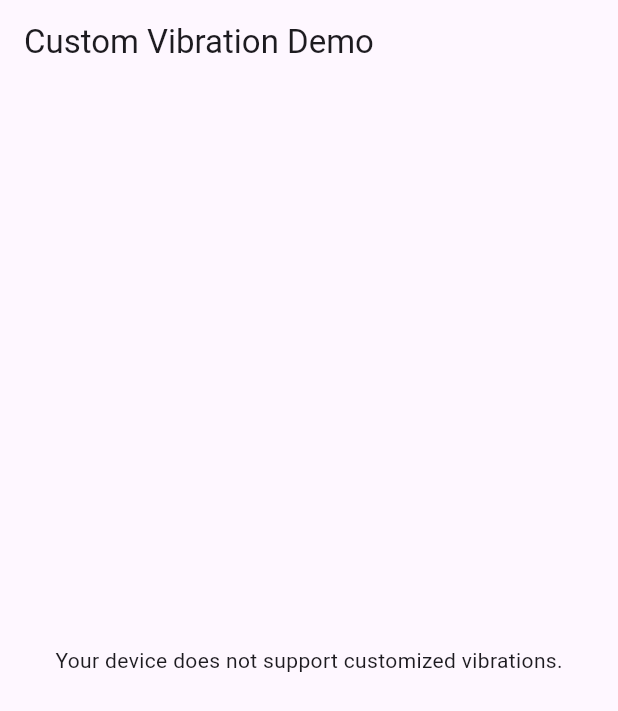
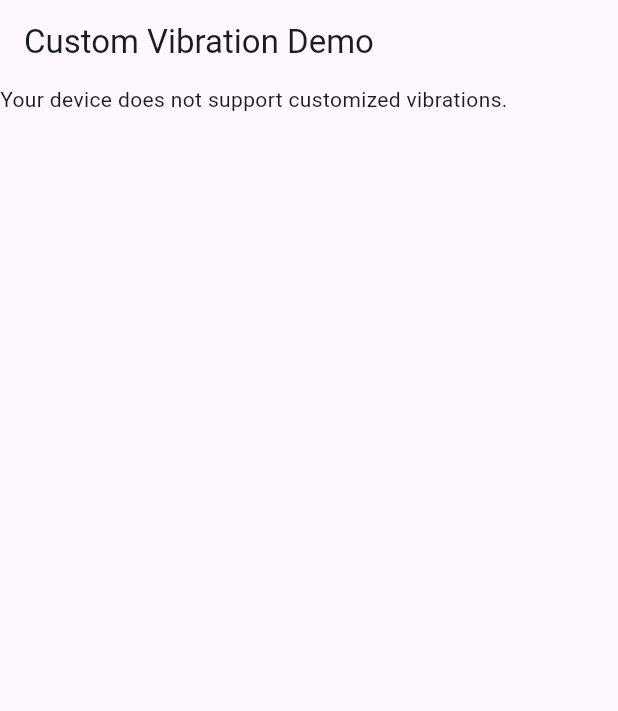
Before and after one commit to betusin/music-visualization, a Flutter app: the screen it shows after launch, on a phone screen of 412 x 824 dp. Shown: the top 711 px of the screen. Run offline on Flutter 3.47's test engine with Material 3 defaults, Android fonts, the phone set to English and light mode, and no system bars; our stand-ins replace vibration.

Commit message:
refactor vibration to be in column

```diff
--- a/lib/home_page.dart
+++ b/lib/home_page.dart
@@ -9,9 +9,17 @@ class HomePage extends StatelessWidget {
   Widget build(BuildContext context) {
     return Scaffold(
       appBar: AppBar(title: Text('Custom Vibration Demo')),
-      body: Center(
+      body: Column(
+        children: [
+          Expanded(child: _buildVibration()),
+        ],
+      ),
+    );
+  }
+
+  FutureBuilder<bool?> _buildVibration() {
     // TODO(betka): extract to HandlingFutureBuilder
-        child: FutureBuilder<bool?>(
+    return FutureBuilder<bool?>(
         // TODO(betka): support also non-customizable vibrations (Vibration.hasVibration())
         future: Vibration.hasCustomVibrationsSupport(),
         builder: (context, snapshot) {
@@ -30,9 +38,7 @@ class HomePage extends StatelessWidget {
           }
 
           return _buildVibrationContent();
-            }),
-      ),
-    );
+        });
   }
 
   Widget _buildVibrationContent() {
```
Lines whose indentation alone changed are shown as unchanged.
